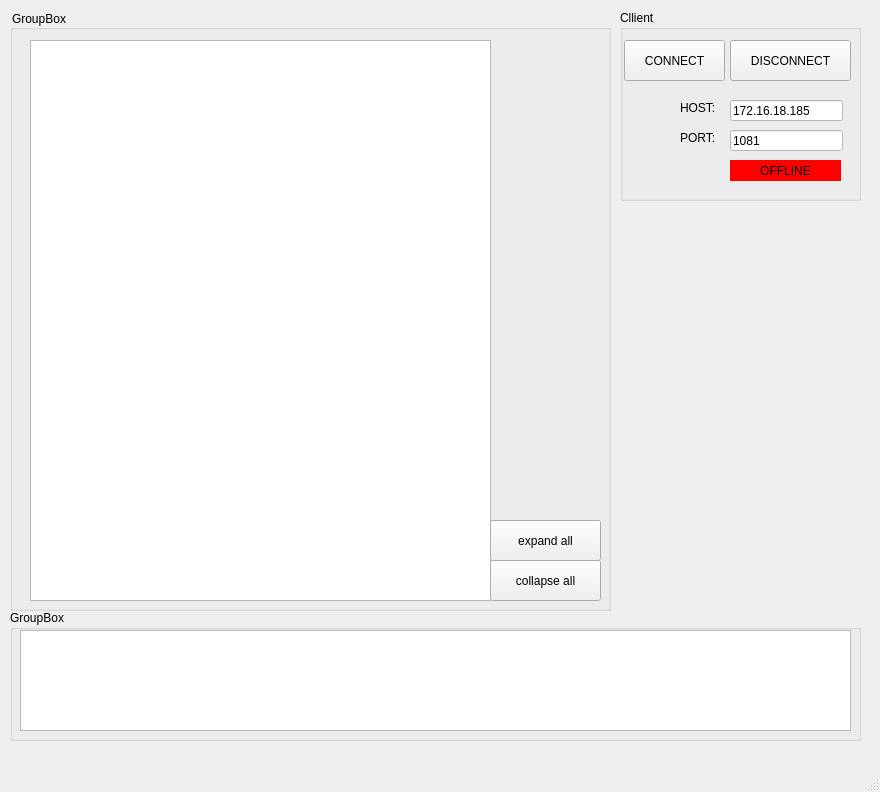
First picture: the form in source/indi-viewer.ui, repository TomMladenov/indi-viewer, before the edit.
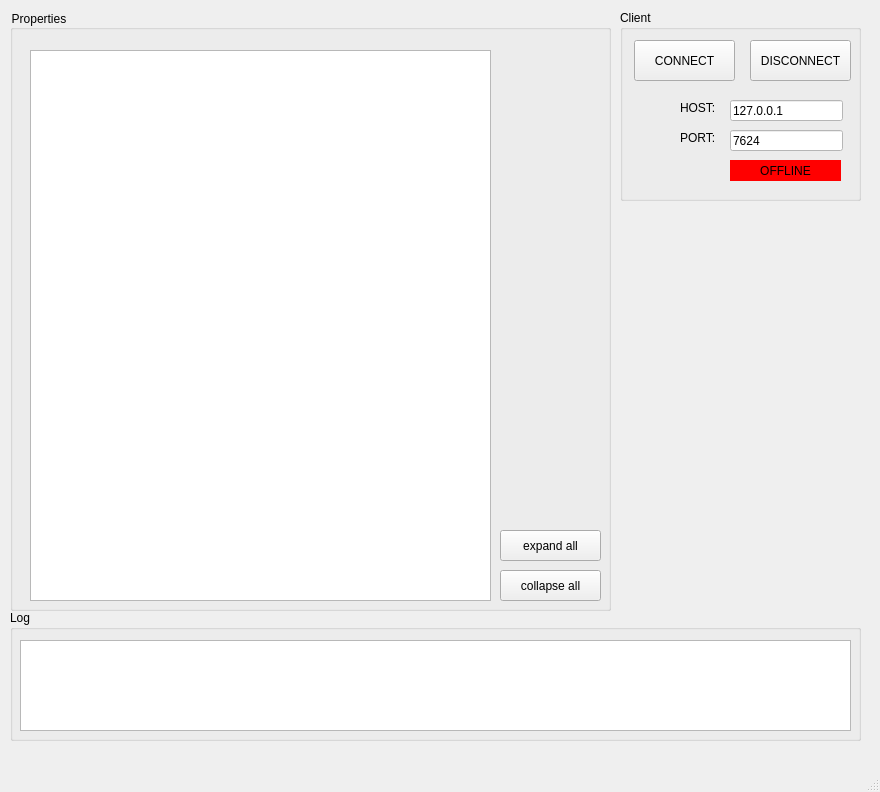
Second picture: the form after the edit.

Patch:
```diff
--- a/source/indi-viewer.ui
+++ b/source/indi-viewer.ui
@@ -24,15 +24,15 @@
      </rect>
     </property>
     <property name="title">
-     <string>GroupBox</string>
+     <string>Log</string>
     </property>
     <widget class="QTextBrowser" name="LOGGING_MESSAGE">
      <property name="geometry">
       <rect>
        <x>10</x>
-       <y>20</y>
+       <y>30</y>
        <width>831</width>
-       <height>101</height>
+       <height>91</height>
       </rect>
      </property>
      <property name="styleSheet">
@@ -53,15 +53,15 @@
      <string notr="true">color: rgb(0, 0, 0);</string>
     </property>
     <property name="title">
-     <string>GroupBox</string>
+     <string>Properties</string>
     </property>
     <widget class="QTreeView" name="treeview">
      <property name="geometry">
       <rect>
        <x>20</x>
-       <y>30</y>
+       <y>40</y>
        <width>461</width>
-       <height>561</height>
+       <height>551</height>
       </rect>
      </property>
      <property name="styleSheet">
@@ -71,10 +71,10 @@
     <widget class="QPushButton" name="BUTTON_EXPANDALL">
      <property name="geometry">
       <rect>
-       <x>480</x>
-       <y>510</y>
-       <width>111</width>
-       <height>41</height>
+       <x>490</x>
+       <y>520</y>
+       <width>101</width>
+       <height>31</height>
       </rect>
      </property>
      <property name="text">
@@ -84,10 +84,10 @@
     <widget class="QPushButton" name="BUTTON_COLLAPSEALL">
      <property name="geometry">
       <rect>
-       <x>480</x>
-       <y>550</y>
-       <width>111</width>
-       <height>41</height>
+       <x>490</x>
+       <y>560</y>
+       <width>101</width>
+       <height>31</height>
       </rect>
      </property>
      <property name="text">
@@ -105,12 +105,12 @@
      </rect>
     </property>
     <property name="title">
-     <string>Cllient</string>
+     <string>Client</string>
     </property>
     <widget class="QPushButton" name="BUTTON_CONNECT">
      <property name="geometry">
       <rect>
-       <x>4</x>
+       <x>14</x>
        <y>30</y>
        <width>101</width>
        <height>41</height>
@@ -123,9 +123,9 @@
     <widget class="QPushButton" name="BUTTON_DISCONNECT">
      <property name="geometry">
       <rect>
-       <x>110</x>
+       <x>130</x>
        <y>30</y>
-       <width>121</width>
+       <width>101</width>
        <height>41</height>
       </rect>
      </property>
@@ -178,7 +178,7 @@
       <string notr="true">background-color: rgb(255, 255, 255);</string>
      </property>
      <property name="text">
-      <string>172.16.18.185</string>
+      <string>127.0.0.1</string>
      </property>
     </widget>
     <widget class="QLabel" name="label_18">
@@ -207,7 +207,7 @@
       <string notr="true">background-color: rgb(255, 255, 255);</string>
      </property>
      <property name="text">
-      <string>1081</string>
+      <string>7624</string>
      </property>
     </widget>
    </widget>
```
Left out of the diff: 4 changed lines with no effect on the pictures.
